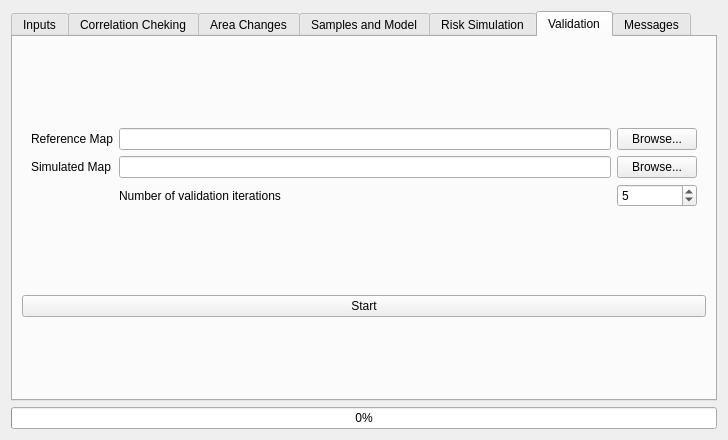
nextgis/qgis_molusce, file ui/moluscedialogbase.ui: the form before one commit.
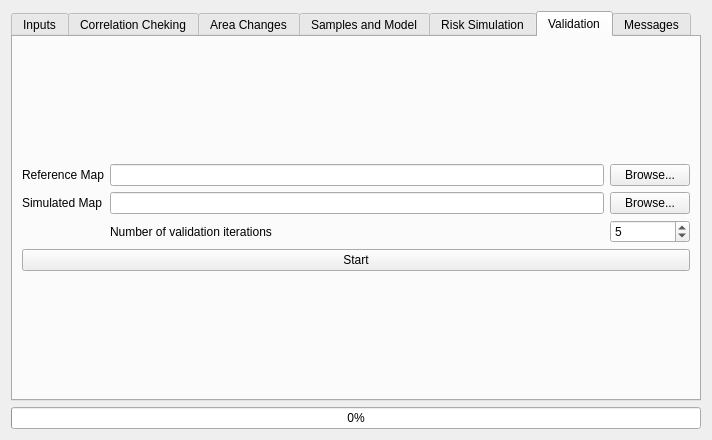
The form after the commit. The open tabs and pages were chosen to show the change. Custom widgets are drawn as their Qt base class.

What changed in the file:
```diff
--- a/ui/moluscedialogbase.ui
+++ b/ui/moluscedialogbase.ui
@@ -6,7 +6,7 @@
    <rect>
     <x>0</x>
     <y>0</y>
-    <width>728</width>
+    <width>712</width>
     <height>440</height>
    </rect>
   </property>
@@ -14,13 +14,20 @@
    <string>MOLUSCE</string>
   </property>
   <layout class="QGridLayout" name="gridLayout_10">
+   <item row="1" column="0">
+    <widget class="QProgressBar" name="progressBar">
+     <property name="value">
+      <number>0</number>
+     </property>
+    </widget>
+   </item>
    <item row="0" column="0">
     <widget class="QTabWidget" name="tabWidget">
      <property name="enabled">
       <bool>true</bool>
      </property>
      <property name="currentIndex">
-      <number>5</number>
+      <number>0</number>
      </property>
      <widget class="QWidget" name="tabInputs">
       <attribute name="title">
@@ -524,32 +531,19 @@
       <attribute name="title">
        <string>Validation</string>
       </attribute>
-      <layout class="QGridLayout" name="gridLayout_9">
-       <item row="2" column="0">
-        <widget class="QPushButton" name="btnStartValidation">
-         <property name="text">
-          <string>Start</string>
-         </property>
-        </widget>
-       </item>
-       <item row="0" column="0">
+      <layout class="QVBoxLayout" name="verticalLayout">
+       <item>
         <layout class="QGridLayout" name="gridLayout_8">
-         <property name="margin">
-          <number>9</number>
-         </property>
-         <item row="3" column="2">
-          <widget class="QSpinBox" name="spnValIterCount">
-           <property name="minimum">
-            <number>1</number>
-           </property>
-           <property name="maximum">
-            <number>20</number>
-           </property>
-           <property name="value">
-            <number>5</number>
+         <item row="0" column="0">
+          <widget class="QLabel" name="label_11">
+           <property name="text">
+            <string>Reference Map</string>
            </property>
           </widget>
          </item>
+         <item row="0" column="1">
+          <widget class="QLineEdit" name="leReferenceMapPath"/>
+         </item>
          <item row="0" column="2">
           <widget class="QPushButton" name="btnSelectReferenceMap">
            <property name="text">
@@ -557,9 +551,6 @@
            </property>
           </widget>
          </item>
-         <item row="1" column="1">
-          <widget class="QLineEdit" name="leSimulatedMapPath"/>
-         </item>
          <item row="1" column="0">
           <widget class="QLabel" name="label_12">
            <property name="text">
@@ -567,8 +558,8 @@
            </property>
           </widget>
          </item>
-         <item row="0" column="1">
-          <widget class="QLineEdit" name="leReferenceMapPath"/>
+         <item row="1" column="1">
+          <widget class="QLineEdit" name="leSimulatedMapPath"/>
          </item>
          <item row="1" column="2">
           <widget class="QPushButton" name="btnSelectSimulatedMap">
@@ -577,25 +568,38 @@
            </property>
           </widget>
          </item>
-         <item row="0" column="0">
-          <widget class="QLabel" name="label_11">
-           <property name="text">
-            <string>Reference Map</string>
-           </property>
-          </widget>
-         </item>
-         <item row="3" column="1">
+         <item row="2" column="1">
           <widget class="QLabel" name="label_13">
            <property name="text">
             <string>Number of validation iterations</string>
            </property>
           </widget>
          </item>
+         <item row="2" column="2">
+          <widget class="QSpinBox" name="spnValIterCount">
+           <property name="minimum">
+            <number>1</number>
+           </property>
+           <property name="maximum">
+            <number>20</number>
+           </property>
+           <property name="value">
+            <number>5</number>
+           </property>
+          </widget>
+         </item>
+         <item row="3" column="0" colspan="3">
+          <layout class="QVBoxLayout" name="layoutValPlot"/>
+         </item>
+         <item row="4" column="0" colspan="3">
+          <widget class="QPushButton" name="btnStartValidation">
+           <property name="text">
+            <string>Start</string>
+           </property>
+          </widget>
+         </item>
         </layout>
        </item>
-       <item row="1" column="0">
-        <layout class="QVBoxLayout" name="layoutValPlot"/>
-       </item>
       </layout>
      </widget>
      <widget class="QWidget" name="tabMessages">
@@ -617,13 +621,6 @@
      </widget>
     </widget>
    </item>
-   <item row="1" column="0">
-    <widget class="QProgressBar" name="progressBar">
-     <property name="value">
-      <number>0</number>
-     </property>
-    </widget>
-   </item>
   </layout>
  </widget>
  <customwidgets>
```
